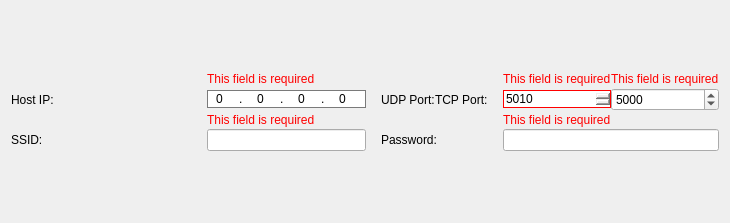
Old version of the form Tarea2/Raspberry/extra/qt/esp_wifi_config.ui in the repository valesteban/iot_g4.
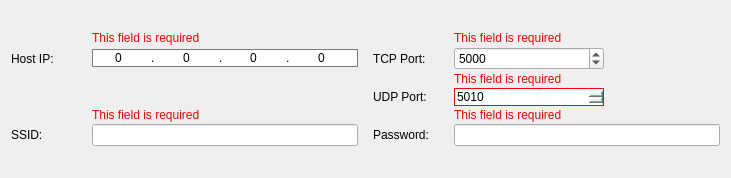
New version of the form.

Commit message: reverti cambios en el ui

The edit to the form file:
```diff
--- a/Tarea2/Raspberry/extra/qt/esp_wifi_config.ui
+++ b/Tarea2/Raspberry/extra/qt/esp_wifi_config.ui
@@ -6,8 +6,8 @@
    <rect>
     <x>0</x>
     <y>0</y>
-    <width>730</width>
-    <height>223</height>
+    <width>731</width>
+    <height>178</height>
    </rect>
   </property>
   <property name="windowTitle">
@@ -15,15 +15,15 @@
   </property>
   <layout class="QVBoxLayout" name="verticalLayout_wifi_config">
    <item>
-    <layout class="QGridLayout" name="gridLayout_wifi_config" rowstretch="1,0,0,0,0,0" columnstretch="1,0,0,0">
+    <layout class="QGridLayout" name="gridLayout_wifi_config" rowstretch="1,0,0,0,0,0" columnstretch="1,4,1,4">
      <property name="horizontalSpacing">
       <number>15</number>
      </property>
      <property name="verticalSpacing">
       <number>2</number>
      </property>
-     <item row="0" column="1">
-      <widget class="QLabel" name="label_host_ip_status_msg">
+     <item row="2" column="3">
+      <widget class="QLabel" name="label_udp_port_status_msg">
        <property name="sizePolicy">
         <sizepolicy hsizetype="Preferred" vsizetype="Fixed">
          <horstretch>0</horstretch>
@@ -42,15 +42,6 @@
             </color>
            </brush>
           </colorrole>
-          <colorrole role="PlaceholderText">
-           <brush brushstyle="SolidPattern">
-            <color alpha="128">
-             <red>0</red>
-             <green>0</green>
-             <blue>0</blue>
-            </color>
-           </brush>
-          </colorrole>
          </active>
          <inactive>
           <colorrole role="WindowText">
@@ -62,15 +53,6 @@
             </color>
            </brush>
           </colorrole>
-          <colorrole role="PlaceholderText">
-           <brush brushstyle="SolidPattern">
-            <color alpha="128">
-             <red>0</red>
-             <green>0</green>
-             <blue>0</blue>
-            </color>
-           </brush>
-          </colorrole>
          </inactive>
          <disabled>
           <colorrole role="WindowText">
@@ -82,15 +64,6 @@
             </color>
            </brush>
           </colorrole>
-          <colorrole role="PlaceholderText">
-           <brush brushstyle="SolidPattern">
-            <color alpha="128">
-             <red>0</red>
-             <green>0</green>
-             <blue>0</blue>
-            </color>
-           </brush>
-          </colorrole>
          </disabled>
         </palette>
        </property>
@@ -109,47 +82,172 @@
        </property>
       </widget>
      </item>
-     <item row="3" column="3">
+     <item row="5" column="2">
+      <widget class="QLabel" name="label_pass">
+       <property name="text">
+        <string>Password: </string>
+       </property>
+      </widget>
+     </item>
+     <item row="5" column="0">
+      <widget class="QLabel" name="label_ssid">
+       <property name="text">
+        <string>SSID:</string>
+       </property>
+      </widget>
+     </item>
+     <item row="4" column="3">
+      <widget class="QLabel" name="label_pass_status_msg">
+       <property name="sizePolicy">
+        <sizepolicy hsizetype="Preferred" vsizetype="Fixed">
+         <horstretch>0</horstretch>
+         <verstretch>0</verstretch>
+        </sizepolicy>
+       </property>
+       <property name="palette">
+        <palette>
+         <active>
+          <colorrole role="WindowText">
+           <brush brushstyle="SolidPattern">
+            <color alpha="255">
+             <red>255</red>
+             <green>0</green>
+             <blue>0</blue>
+            </color>
+           </brush>
+          </colorrole>
+         </active>
+         <inactive>
+          <colorrole role="WindowText">
+           <brush brushstyle="SolidPattern">
+            <color alpha="255">
+             <red>255</red>
+             <green>0</green>
+             <blue>0</blue>
+            </color>
+           </brush>
+          </colorrole>
+         </inactive>
+         <disabled>
+          <colorrole role="WindowText">
+           <brush brushstyle="SolidPattern">
+            <color alpha="255">
+             <red>120</red>
+             <green>120</green>
+             <blue>120</blue>
+            </color>
+           </brush>
+          </colorrole>
+         </disabled>
+        </palette>
+       </property>
+       <property name="text">
+        <string>This field is required</string>
+       </property>
+       <property name="alignment">
+        <set>Qt::AlignBottom|Qt::AlignLeading|Qt::AlignLeft</set>
+       </property>
+      </widget>
+     </item>
+     <item row="0" column="1">
+      <widget class="QLabel" name="label_host_ip_status_msg">
+       <property name="sizePolicy">
+        <sizepolicy hsizetype="Preferred" vsizetype="Fixed">
+         <horstretch>0</horstretch>
+         <verstretch>0</verstretch>
+        </sizepolicy>
+       </property>
+       <property name="palette">
+        <palette>
+         <active>
+          <colorrole role="WindowText">
+           <brush brushstyle="SolidPattern">
+            <color alpha="255">
+             <red>255</red>
+             <green>0</green>
+             <blue>0</blue>
+            </color>
+           </brush>
+          </colorrole>
+          <colorrole role="PlaceholderText">
+           <brush brushstyle="SolidPattern">
+            <color alpha="128">
+             <red>0</red>
+             <green>0</green>
+             <blue>0</blue>
+            </color>
+           </brush>
+          </colorrole>
+         </active>
+         <inactive>
+          <colorrole role="WindowText">
+           <brush brushstyle="SolidPattern">
+            <color alpha="255">
+             <red>255</red>
+             <green>0</green>
+             <blue>0</blue>
+            </color>
+           </brush>
+          </colorrole>
+          <colorrole role="PlaceholderText">
+           <brush brushstyle="SolidPattern">
+            <color alpha="128">
+             <red>0</red>
+             <green>0</green>
+             <blue>0</blue>
+            </color>
+           </brush>
+          </colorrole>
+         </inactive>
+         <disabled>
+          <colorrole role="WindowText">
+           <brush brushstyle="SolidPattern">
+            <color alpha="255">
+             <red>120</red>
+             <green>120</green>
+             <blue>120</blue>
+            </color>
+           </brush>
+          </colorrole>
+          <colorrole role="PlaceholderText">
+           <brush brushstyle="SolidPattern">
+            <color alpha="128">
+             <red>0</red>
+             <green>0</green>
+             <blue>0</blue>
+            </color>
+           </brush>
+          </colorrole>
+         </disabled>
+        </palette>
+       </property>
+       <property name="text">
+        <string>This field is required</string>
+       </property>
+       <property name="alignment">
+        <set>Qt::AlignBottom|Qt::AlignLeading|Qt::AlignLeft</set>
+       </property>
+      </widget>
+     </item>
+     <item row="5" column="3">
       <widget class="QLineEdit" name="lineEdit_pass">
        <property name="echoMode">
         <enum>QLineEdit::Password</enum>
        </property>
       </widget>
      </item>
-     <item row="1" column="2">
-      <layout class="QHBoxLayout" name="horizontalLayout_label_port">
-       <item>
+     <item row="3" column="2">
         <widget class="QLabel" name="label_udp_port">
          <property name="text">
           <string>UDP Port:</string>
          </property>
         </widget>
        </item>
-       <item>
-        <widget class="QLabel" name="label_tcp_port">
-         <property name="text">
-          <string>TCP Port:</string>
-         </property>
-        </widget>
-       </item>
-      </layout>
-     </item>
-     <item row="3" column="0">
-      <widget class="QLabel" name="label_ssid">
-       <property name="text">
-        <string>SSID:</string>
-       </property>
-      </widget>
-     </item>
-     <item row="3" column="2">
-      <widget class="QLabel" name="label_pass">
-       <property name="text">
-        <string>Password: </string>
-       </property>
-      </widget>
-     </item>
-     <item row="2" column="3">
-      <widget class="QLabel" name="label_pass_status_msg">
+     <item row="5" column="1">
+      <widget class="QLineEdit" name="lineEdit_ssid"/>
+     </item>
+     <item row="4" column="1">
+      <widget class="QLabel" name="label_ssid_status_msg">
        <property name="sizePolicy">
         <sizepolicy hsizetype="Preferred" vsizetype="Fixed">
          <horstretch>0</horstretch>
@@ -197,13 +295,11 @@
         <string>This field is required</string>
        </property>
        <property name="alignment">
-        <set>Qt::AlignBottom|Qt::AlignLeading|Qt::AlignLeft</set>
+        <set>Qt::AlignLeading|Qt::AlignLeft|Qt::AlignVCenter</set>
        </property>
       </widget>
      </item>
-     <item row="1" column="3">
-      <layout class="QHBoxLayout" name="horizontalLayout_2">
-       <item>
+     <item row="3" column="3">
         <widget class="QSpinBox" name="spinBox_udp_port">
          <property name="sizePolicy">
           <sizepolicy hsizetype="Minimum" vsizetype="Fixed">
@@ -237,39 +333,6 @@
          </property>
         </widget>
        </item>
-       <item>
-        <widget class="QSpinBox" name="spinBox_tcp_port">
-         <property name="sizePolicy">
-          <sizepolicy hsizetype="Minimum" vsizetype="Fixed">
-           <horstretch>0</horstretch>
-           <verstretch>0</verstretch>
-          </sizepolicy>
-         </property>
-         <property name="maximumSize">
-          <size>
-           <width>150</width>
-           <height>16777215</height>
-          </size>
-         </property>
-         <property name="wrapping">
-          <bool>false</bool>
-         </property>
-         <property name="buttonSymbols">
-          <enum>QAbstractSpinBox::UpDownArrows</enum>
-         </property>
-         <property name="accelerated">
-          <bool>true</bool>
-         </property>
-         <property name="maximum">
-          <number>65535</number>
-         </property>
-         <property name="value">
-          <number>5000</number>
-         </property>
-        </widget>
-       </item>
-      </layout>
-     </item>
      <item row="1" column="1">
       <widget class="QGroupBox" name="groupBox_host_ip">
        <property name="sizePolicy">
@@ -898,118 +961,38 @@
        </layout>
       </widget>
      </item>
-     <item row="2" column="1">
-      <widget class="QLabel" name="label_ssid_status_msg">
+     <item row="1" column="3">
+      <widget class="QSpinBox" name="spinBox_tcp_port">
        <property name="sizePolicy">
-        <sizepolicy hsizetype="Preferred" vsizetype="Fixed">
+        <sizepolicy hsizetype="Minimum" vsizetype="Fixed">
          <horstretch>0</horstretch>
          <verstretch>0</verstretch>
         </sizepolicy>
        </property>
-       <property name="palette">
-        <palette>
-         <active>
-          <colorrole role="WindowText">
-           <brush brushstyle="SolidPattern">
-            <color alpha="255">
-             <red>255</red>
-             <green>0</green>
-             <blue>0</blue>
-            </color>
-           </brush>
-          </colorrole>
-         </active>
-         <inactive>
-          <colorrole role="WindowText">
-           <brush brushstyle="SolidPattern">
-            <color alpha="255">
-             <red>255</red>
-             <green>0</green>
-             <blue>0</blue>
-            </color>
-           </brush>
-          </colorrole>
-         </inactive>
-         <disabled>
-          <colorrole role="WindowText">
-           <brush brushstyle="SolidPattern">
-            <color alpha="255">
-             <red>120</red>
-             <green>120</green>
-             <blue>120</blue>
-            </color>
-           </brush>
-          </colorrole>
-         </disabled>
-        </palette>
+       <property name="maximumSize">
+        <size>
+         <width>150</width>
+         <height>16777215</height>
+        </size>
        </property>
-       <property name="text">
-        <string>This field is required</string>
+       <property name="wrapping">
+        <bool>false</bool>
        </property>
-       <property name="alignment">
-        <set>Qt::AlignLeading|Qt::AlignLeft|Qt::AlignVCenter</set>
+       <property name="buttonSymbols">
+        <enum>QAbstractSpinBox::UpDownArrows</enum>
+       </property>
+       <property name="accelerated">
+        <bool>true</bool>
+       </property>
+       <property name="maximum">
+        <number>65535</number>
+       </property>
+       <property name="value">
+        <number>5000</number>
        </property>
       </widget>
      </item>
      <item row="0" column="3">
-      <layout class="QHBoxLayout" name="horizontalLayout_port_status_msg">
-       <item>
-        <widget class="QLabel" name="label_udp_port_status_msg">
-         <property name="enabled">
-          <bool>true</bool>
-         </property>
-         <property name="sizePolicy">
-          <sizepolicy hsizetype="Preferred" vsizetype="Fixed">
-           <horstretch>0</horstretch>
-           <verstretch>0</verstretch>
-          </sizepolicy>
-         </property>
-         <property name="palette">
-          <palette>
-           <active>
-            <colorrole role="WindowText">
-             <brush brushstyle="SolidPattern">
-              <color alpha="255">
-               <red>255</red>
-               <green>0</green>
-               <blue>0</blue>
-              </color>
-             </brush>
-            </colorrole>
-           </active>
-           <inactive>
-            <colorrole role="WindowText">
-             <brush brushstyle="SolidPattern">
-              <color alpha="255">
-               <red>255</red>
-               <green>0</green>
-               <blue>0</blue>
-              </color>
-             </brush>
-            </colorrole>
-           </inactive>
-           <disabled>
-            <colorrole role="WindowText">
-             <brush brushstyle="SolidPattern">
-              <color alpha="255">
-               <red>120</red>
-               <green>120</green>
-               <blue>120</blue>
-              </color>
-             </brush>
-            </colorrole>
-           </disabled>
-          </palette>
-         </property>
-         <property name="text">
-          <string>This field is required</string>
-         </property>
-         <property name="alignment">
-          <set>Qt::AlignBottom|Qt::AlignLeading|Qt::AlignLeft</set>
-         </property>
-        </widget>
-       </item>
-       <item>
         <widget class="QLabel" name="label_tcp_port_status_msg">
          <property name="sizePolicy">
           <sizepolicy hsizetype="Preferred" vsizetype="Fixed">
@@ -1062,10 +1045,12 @@
          </property>
         </widget>
        </item>
-      </layout>
-     </item>
-     <item row="3" column="1">
-      <widget class="QLineEdit" name="lineEdit_ssid"/>
+     <item row="1" column="2">
+      <widget class="QLabel" name="label_tcp_port">
+       <property name="text">
+        <string>TCP Port:</string>
+       </property>
+      </widget>
      </item>
     </layout>
    </item>
```
Lines whose indentation alone changed are shown as unchanged. The commit also changes 3 other files.
